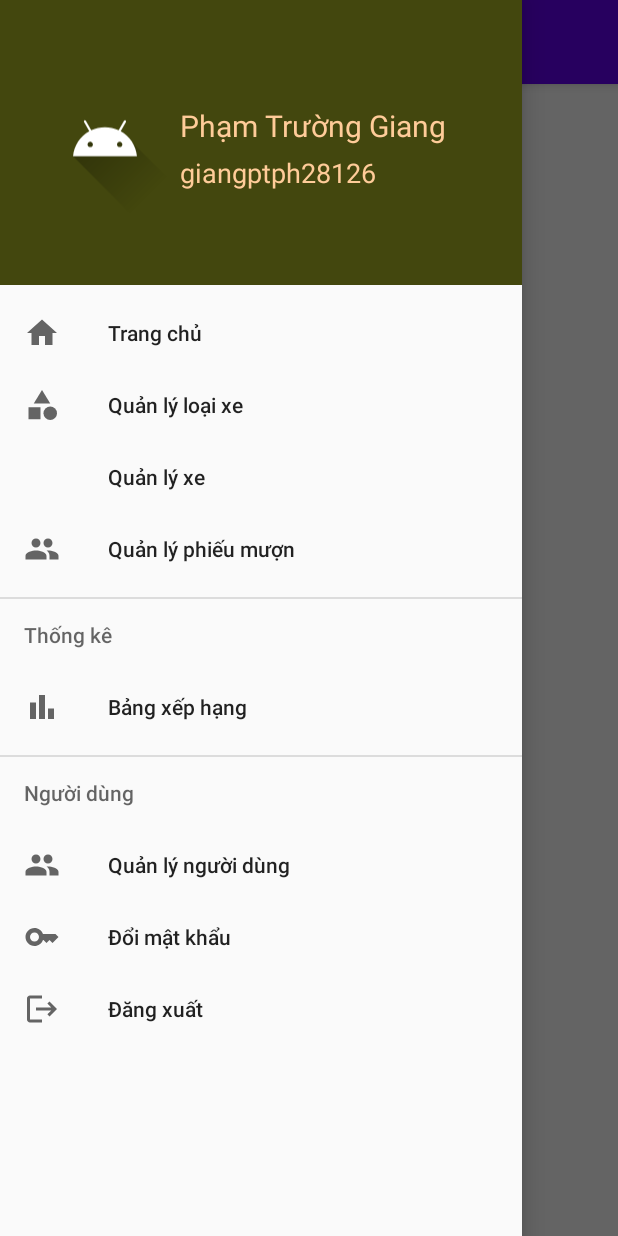
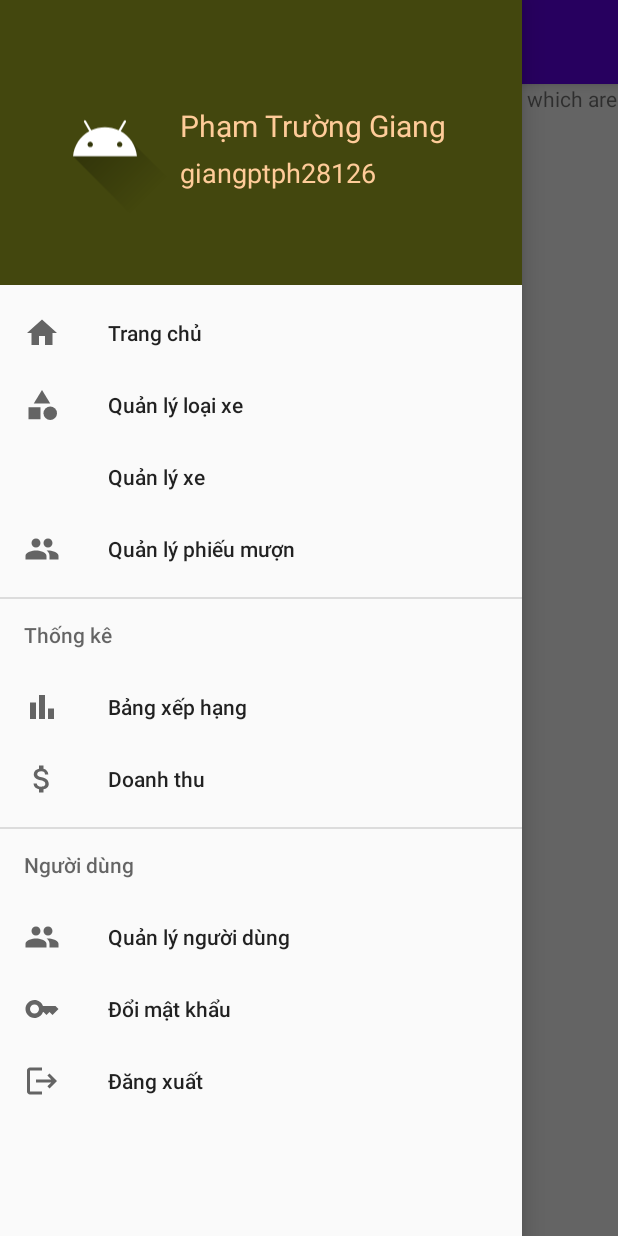
Before and after one commit to PhamTrGiang/Quan_ly_thue_xe, an Android app: the screen it shows after launch (MainActivity), with the side drawer open, on a phone screen of 412 x 824 dp. Run offline under Robolectric (Android 15) with nearby library versions, the phone set to English and light mode, and no system bars.

Commit message:
Giang_home

```diff
--- a/app/build.gradle
+++ b/app/build.gradle
@@ -1,5 +1,6 @@
 plugins {
     id 'com.android.application'
+    id 'com.google.android.libraries.mapsplatform.secrets-gradle-plugin'
 }
 
 android {
@@ -32,6 +33,8 @@ dependencies {
     implementation 'androidx.appcompat:appcompat:1.5.1'
     implementation 'com.google.android.material:material:1.7.0'
     implementation 'androidx.constraintlayout:constraintlayout:2.1.4'
+    implementation 'androidx.legacy:legacy-support-v4:1.0.0'
+    implementation 'com.google.android.gms:play-services-maps:18.1.0'
     testImplementation 'junit:junit:4.13.2'
     androidTestImplementation 'androidx.test.ext:junit:1.1.3'
     androidTestImplementation 'androidx.test.espresso:espresso-core:3.4.0'
--- /dev/null
+++ b/app/src/main/java/com/example/quan_ly_thue_xe/Fragment/Frag_home.java
@@ -0,0 +1,49 @@
+package com.example.quan_ly_thue_xe.Fragment;
+
+import androidx.annotation.NonNull;
+import androidx.annotation.Nullable;
+import androidx.fragment.app.Fragment;
+
+import android.os.Bundle;
+import android.view.LayoutInflater;
+import android.view.View;
+import android.view.ViewGroup;
+
+import com.example.quan_ly_thue_xe.R;
+import com.google.android.gms.maps.CameraUpdateFactory;
+import com.google.android.gms.maps.GoogleMap;
+import com.google.android.gms.maps.OnMapReadyCallback;
+import com.google.android.gms.maps.SupportMapFragment;
+import com.google.android.gms.maps.model.LatLng;
+import com.google.android.gms.maps.model.MarkerOptions;
+
+public class Frag_home extends Fragment {
+
+    private OnMapReadyCallback callback = new OnMapReadyCallback() {
+
+        @Override
+        public void onMapReady(GoogleMap googleMap) {
+            LatLng sydney = new LatLng(-34, 151);
+            googleMap.addMarker(new MarkerOptions().position(sydney).title("Marker in Sydney"));
+            googleMap.moveCamera(CameraUpdateFactory.newLatLng(sydney));
+        }
+    };
+
+    @Nullable
+    @Override
+    public View onCreateView(@NonNull LayoutInflater inflater,
+                             @Nullable ViewGroup container,
+                             @Nullable Bundle savedInstanceState) {
+        return inflater.inflate(R.layout.fragment_frag_home, container, false);
+    }
+
+    @Override
+    public void onViewCreated(@NonNull View view, @Nullable Bundle savedInstanceState) {
+        super.onViewCreated(view, savedInstanceState);
+        SupportMapFragment mapFragment =
+                (SupportMapFragment) getChildFragmentManager().findFragmentById(R.id.map);
+        if (mapFragment != null) {
+            mapFragment.getMapAsync(callback);
+        }
+    }
+}
--- a/app/src/main/java/com/example/quan_ly_thue_xe/MainActivity.java
+++ b/app/src/main/java/com/example/quan_ly_thue_xe/MainActivity.java
@@ -5,16 +5,21 @@ import androidx.appcompat.app.ActionBar;
 import androidx.appcompat.app.ActionBarDrawerToggle;
 import androidx.appcompat.app.AppCompatActivity;
 import androidx.appcompat.widget.Toolbar;
+import androidx.core.app.ActivityCompat;
 import androidx.core.view.GravityCompat;
 import androidx.drawerlayout.widget.DrawerLayout;
 import androidx.fragment.app.Fragment;
 import androidx.fragment.app.FragmentManager;
 
+import android.Manifest;
 import android.content.Intent;
+import android.content.pm.PackageManager;
+import android.os.Build;
 import android.os.Bundle;
 import android.view.MenuItem;
 import android.view.View;
 
+import com.example.quan_ly_thue_xe.Fragment.Frag_home;
 import com.google.android.material.navigation.NavigationView;
 
 public class MainActivity extends AppCompatActivity {
@@ -31,6 +36,9 @@ public class MainActivity extends AppCompatActivity {
         ActionBar ab = getSupportActionBar();
         ab.setHomeAsUpIndicator(R.drawable.ic_baseline_menu_24);
         ab.setDisplayHomeAsUpEnabled(true);
+        Frag_home frg_home = new Frag_home();
+        replaceFrg̣̣(frg_home);
+        phanQuyen();
 
 
         NavigationView nav = findViewById(R.id.nvView);
@@ -45,8 +53,8 @@ public class MainActivity extends AppCompatActivity {
                 switch (item.getItemId()){
                     case R.id.nav_home:
                         setTitle("Trang chủ");
-
-
+                        Frag_home frg = new Frag_home();
+                        replaceFrg̣̣(frg);
                         break;
                     case R.id.nav_categories:
                         setTitle("Quản lý loại xe");
@@ -103,4 +111,18 @@ public class MainActivity extends AppCompatActivity {
         fm.beginTransaction().replace(R.id.flContent,frg).commit();
 
     }
+
+    public boolean phanQuyen(){
+        if(Build.VERSION.SDK_INT>=23){
+            if(checkSelfPermission(Manifest.permission.ACCESS_FINE_LOCATION) == PackageManager.PERMISSION_GRANTED
+                    && checkSelfPermission(Manifest.permission.ACCESS_COARSE_LOCATION) == PackageManager.PERMISSION_GRANTED){
+                return true;
+            }else{
+                ActivityCompat.requestPermissions(MainActivity.this,new String[]{Manifest.permission.ACCESS_FINE_LOCATION,Manifest.permission.ACCESS_COARSE_LOCATION},1);
+                return false;
+            }
+        }else{
+            return true;
+        }
+    }
 }
--- /dev/null
+++ b/app/src/main/res/drawable/ic_baseline_attach_money_24.xml
@@ -0,0 +1,10 @@
+<vector xmlns:android="http://schemas.android.com/apk/res/android"
+    android:width="24dp"
+    android:height="24dp"
+    android:viewportWidth="24"
+    android:viewportHeight="24"
+    android:tint="?attr/colorControlNormal">
+  <path
+      android:fillColor="@android:color/white"
+      android:pathData="M11.8,10.9c-2.27,-0.59 -3,-1.2 -3,-2.15 0,-1.09 1.01,-1.85 2.7,-1.85 1.78,0 2.44,0.85 2.5,2.1h2.21c-0.07,-1.72 -1.12,-3.3 -3.21,-3.81V3h-3v2.16c-1.94,0.42 -3.5,1.68 -3.5,3.61 0,2.31 1.91,3.46 4.7,4.13 2.5,0.6 3,1.48 3,2.41 0,0.69 -0.49,1.79 -2.7,1.79 -2.06,0 -2.87,-0.92 -2.98,-2.1h-2.2c0.12,2.19 1.76,3.42 3.68,3.83V21h3v-2.15c1.95,-0.37 3.5,-1.5 3.5,-3.55 0,-2.84 -2.43,-3.81 -4.7,-4.4z"/>
+</vector>
--- a/app/src/main/res/menu/nav_menu.xml
+++ b/app/src/main/res/menu/nav_menu.xml
@@ -25,8 +25,10 @@
                 android:id="@+id/nav_Bangxephang"
                 android:icon="@drawable/ic_baseline_bar_chart_24"
                 android:title="Bảng xếp hạng"/>
-
-
+            <item
+                android:id="@+id/nav_doanhthu"
+                android:icon="@drawable/ic_baseline_attach_money_24"
+                android:title="Doanh thu"/>
         </menu>
     </item>
     <item android:title="Người dùng">
--- a/app/src/main/res/values/strings.xml
+++ b/app/src/main/res/values/strings.xml
@@ -2,4 +2,8 @@
     <string name="app_name">Quan_ly_thue_xe</string>
     <string name="navigationdrawer_open">Open navigation drawer</string>
     <string name="navigationdrawer_close">Close navigation drawer</string>
+    <!-- TODO: Remove or change this placeholder text -->
+    <string name="hello_blank_fragment">Hello blank fragment</string>
+    <string name="google_maps_key" templateMergeStrategy="preserve"
+        translatable="false">AIzaSyBHPTmJN9Jxx6c6n9M8jH3itBowMnTiMSM</string>
 </resources>
--- a/build.gradle
+++ b/build.gradle
@@ -2,6 +2,7 @@
 plugins {
     id 'com.android.application' version '7.1.3' apply false
     id 'com.android.library' version '7.1.3' apply false
+    id 'com.google.android.libraries.mapsplatform.secrets-gradle-plugin' version '2.0.1' apply false
 }
 
 task clean(type: Delete) {
```
Also changed, not shown: app/src/main/AndroidManifest.xml (+19 -1 lines), app/src/main/res/layout/fragment_frag_home.xml (added, +8 -0 lines).
